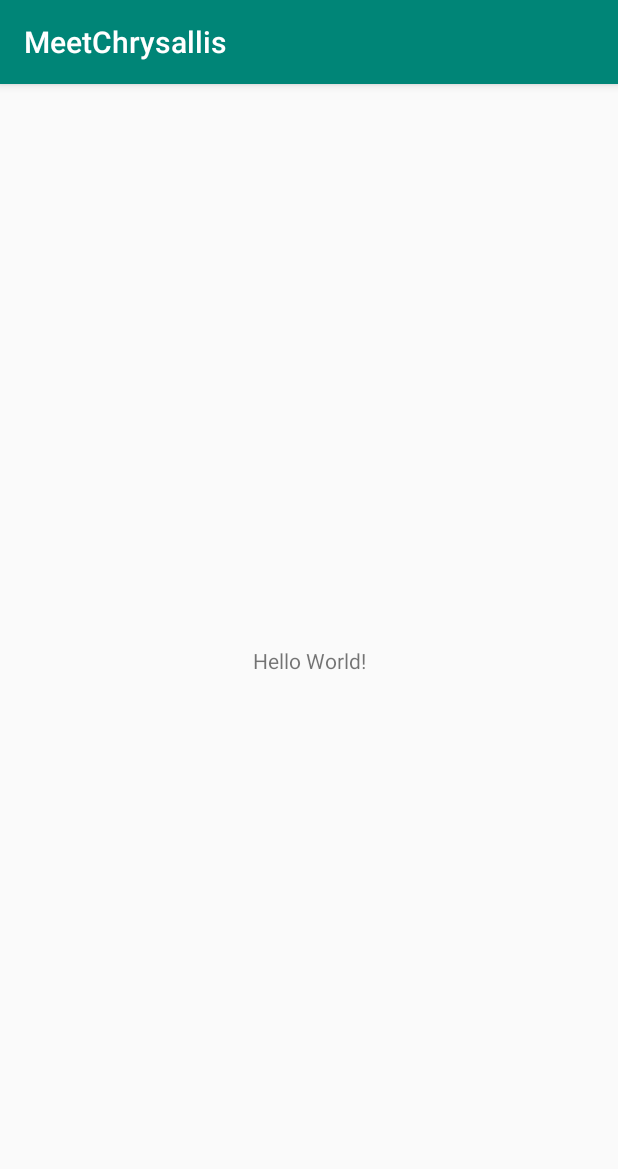
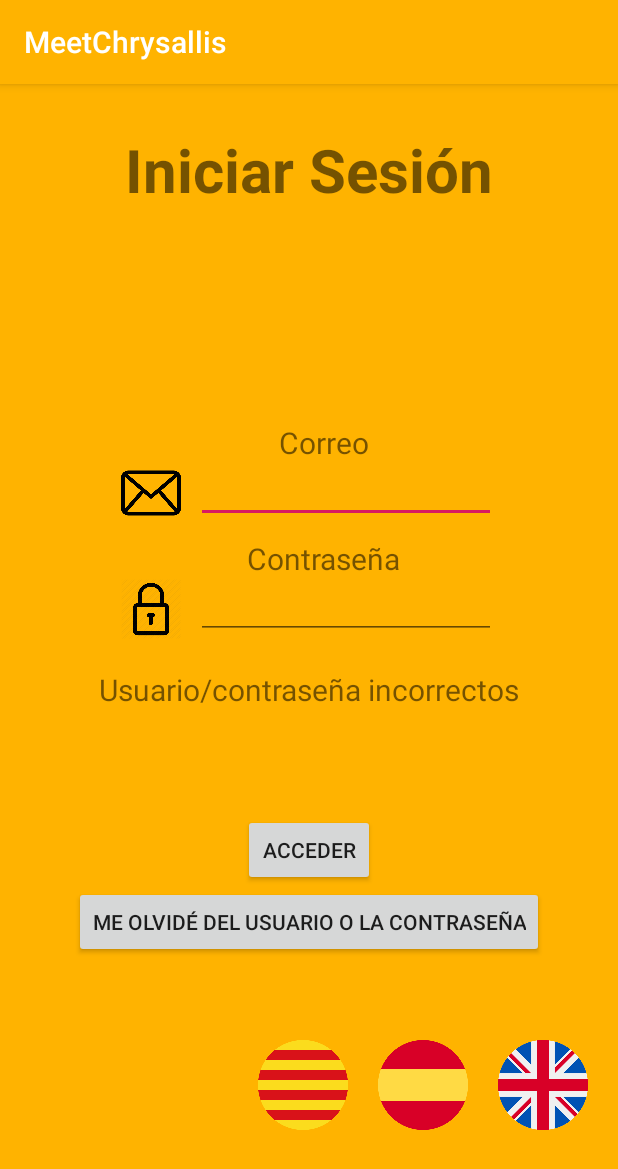
Before and after one commit to JRiberaG/MeetChrysallis, an Android app: the screen it shows after launch (MainActivity), on a phone screen of 412 x 824 dp. Shown: the top 1169 px of the screen. Run offline under Robolectric (Android 15) with nearby library versions, the phone set to English and light mode, and no system bars.

Commit message:
login xml

```diff
--- a/app/src/main/res/layout/activity_main.xml
+++ b/app/src/main/res/layout/activity_main.xml
@@ -1,18 +1,155 @@
 <?xml version="1.0" encoding="utf-8"?>
-<androidx.constraintlayout.widget.ConstraintLayout xmlns:android="http://schemas.android.com/apk/res/android"
+<LinearLayout xmlns:android="http://schemas.android.com/apk/res/android"
     xmlns:app="http://schemas.android.com/apk/res-auto"
     xmlns:tools="http://schemas.android.com/tools"
     android:layout_width="match_parent"
+    android:orientation="vertical"
     android:layout_height="match_parent"
+    android:background="@color/colorPrimary"
     tools:context=".Activities.MainActivity">
 
     <TextView
         android:layout_width="wrap_content"
-        android:layout_height="wrap_content"
-        android:text="Hello World!"
-        app:layout_constraintBottom_toBottomOf="parent"
-        app:layout_constraintLeft_toLeftOf="parent"
-        app:layout_constraintRight_toRightOf="parent"
-        app:layout_constraintTop_toTopOf="parent" />
+        android:layout_height="0dp"
+        android:layout_weight="3"
+        android:text="@string/iniciar_sesion"
+        android:layout_gravity="center"
+        android:layout_marginTop="30dp"
+        android:textStyle="bold"
+        android:textSize="40sp"/>
 
-</androidx.constraintlayout.widget.ConstraintLayout>
+    <LinearLayout
+        android:layout_width="wrap_content"
+        android:layout_height="0dp"
+        android:layout_weight="4"
+        android:layout_gravity="center"
+        android:orientation="vertical">
+
+        <TextView
+            android:layout_width="wrap_content"
+            android:layout_height="wrap_content"
+            android:text="@string/correo"
+            android:layout_gravity="center"
+            android:layout_marginLeft="10dp"
+            android:textSize="20sp"/>
+
+        <LinearLayout
+            android:layout_width="wrap_content"
+            android:layout_height="wrap_content"
+            android:layout_gravity="center"
+            android:orientation="horizontal">
+
+            <ImageView
+                android:layout_width="40dp"
+                android:layout_height="40dp"
+                android:src="@drawable/mail"/>
+
+            <EditText
+                android:layout_width="200dp"
+                android:layout_height="40dp"
+                android:layout_marginLeft="10dp"
+                android:id="@+id/EditTextCorreo"/>
+
+        </LinearLayout>
+
+        <TextView
+            android:layout_width="wrap_content"
+            android:layout_height="wrap_content"
+            android:text="@string/contrasenya"
+            android:layout_gravity="center"
+            android:layout_marginTop="10dp"
+            android:layout_marginLeft="10dp"
+            android:textSize="20sp"/>
+
+        <LinearLayout
+            android:layout_width="wrap_content"
+            android:layout_height="wrap_content"
+            android:layout_gravity="center"
+            android:orientation="horizontal">
+
+            <ImageView
+                android:layout_width="40dp"
+                android:layout_height="40dp"
+                android:src="@drawable/password"/>
+
+            <EditText
+                android:layout_width="200dp"
+                android:layout_height="40dp"
+                android:layout_marginLeft="10dp"
+                android:id="@+id/EditTextPassword"
+                android:inputType="textPassword"/>
+
+        </LinearLayout>
+
+        <TextView
+            android:layout_width="wrap_content"
+            android:layout_height="wrap_content"
+            android:text="@string/loginincorrecto"
+            android:id="@+id/TxtLoginIncorrecto"
+            android:layout_marginTop="20dp"
+            android:layout_gravity="center"
+            android:textSize="20sp"/>
+
+    </LinearLayout>
+
+    <LinearLayout
+        android:layout_width="wrap_content"
+        android:layout_height="0dp"
+        android:layout_weight="2"
+        android:orientation="vertical"
+        android:layout_gravity="center">
+
+        <Button
+            android:layout_width="wrap_content"
+            android:layout_height="wrap_content"
+            android:text="@string/acceder"
+            android:layout_gravity="center"
+            android:id="@+id/BtnAcceder"/>
+
+        <Button
+            android:layout_width="wrap_content"
+            android:layout_height="wrap_content"
+            android:text="@string/nombrepassolvidado"
+            android:layout_gravity="center"
+            android:id="@+id/BtnOlvidar"/>
+
+    </LinearLayout>
+
+    <LinearLayout
+        android:layout_width="wrap_content"
+        android:layout_height="0dp"
+        android:layout_weight="2"
+        android:layout_marginTop="20dp"
+        android:layout_marginRight="20dp"
+        android:layout_gravity="right"
+        android:orientation="horizontal">
+
+        <ImageButton
+            android:background="@color/colorPrimary"
+            android:layout_width="60dp"
+            android:layout_height="60dp"
+            android:scaleType="fitCenter"
+            android:src="@drawable/cat"
+            android:layout_marginRight="20dp"
+            android:id="@+id/BtnCat"/>
+
+        <ImageButton
+            android:background="@color/colorPrimary"
+            android:layout_width="60dp"
+            android:layout_height="60dp"
+            android:scaleType="fitCenter"
+            android:src="@drawable/esp"
+            android:layout_marginRight="20dp"
+            android:id="@+id/BtnEsp"/>
+
+        <ImageButton
+            android:background="@color/colorPrimary"
+            android:layout_width="60dp"
+            android:layout_height="60dp"
+            android:scaleType="fitCenter"
+            android:src="@drawable/eng"
+            android:id="@+id/BtnEng"/>
+
+    </LinearLayout>
+
+</LinearLayout>
--- a/app/src/main/res/values/colors.xml
+++ b/app/src/main/res/values/colors.xml
@@ -1,6 +1,6 @@
 <?xml version="1.0" encoding="utf-8"?>
 <resources>
-    <color name="colorPrimary">#008577</color>
+    <color name="colorPrimary">#ffb300</color>
     <color name="colorPrimaryDark">#00574B</color>
     <color name="colorAccent">#D81B60</color>
 </resources>
--- a/app/src/main/res/values/strings.xml
+++ b/app/src/main/res/values/strings.xml
@@ -1,3 +1,9 @@
 <resources>
     <string name="app_name">MeetChrysallis</string>
+    <string name="iniciar_sesion">Iniciar Sesión</string>
+    <string name="correo">Correo</string>
+    <string name="contrasenya">Contraseña</string>
+    <string name="loginincorrecto">Usuario/contraseña incorrectos</string>
+    <string name="acceder">Acceder</string>
+    <string name="nombrepassolvidado">Me olvidé del usuario o la contraseña</string>
 </resources>
```
Also changed, not shown: app/src/main/res/drawable/cat.png (added), app/src/main/res/drawable/eng.png (added), app/src/main/res/drawable/esp.png (added), app/src/main/res/drawable/mail.png (added), app/src/main/res/drawable/password.png (added).
